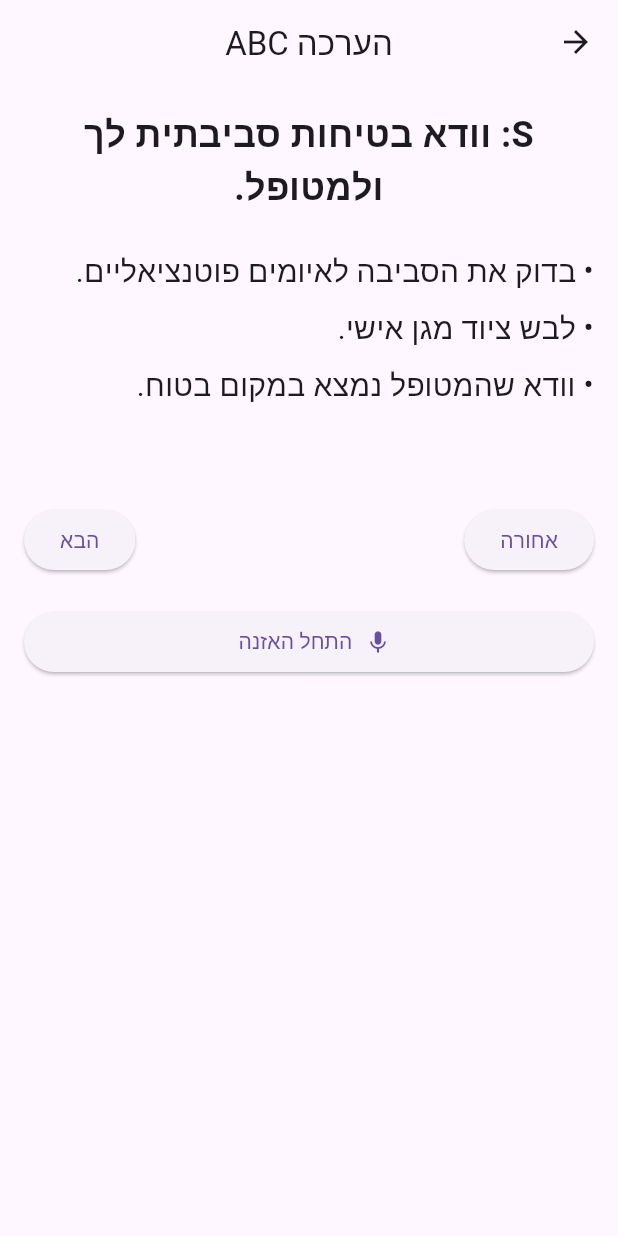
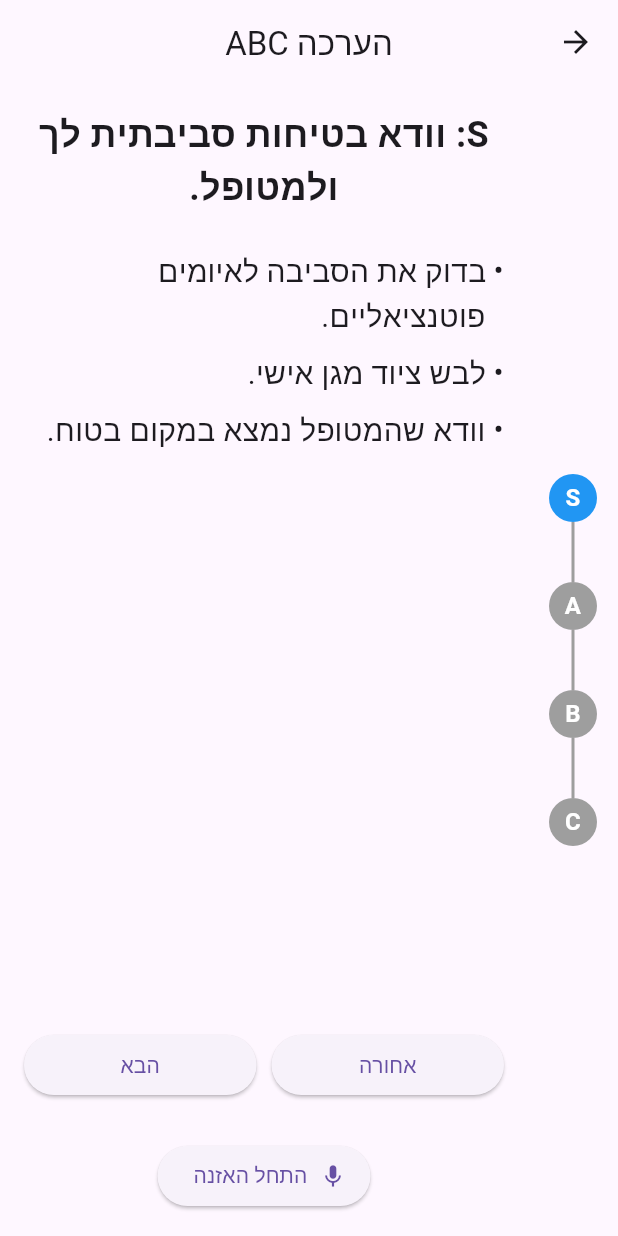
Before and after one commit to Dakwin/Healix, a Flutter app: the ABCAssessmentScreen screen opened directly, on a phone screen of 412 x 824 dp. Run offline on Flutter 3.47's test engine with Material 3 defaults, Android fonts, the phone set to English and light mode, and no system bars; our stand-ins replace permission_handler, speech_to_text.

Commit message:
add side bar with the steps

```diff
--- a/lib/abc_assessment.dart
+++ b/lib/abc_assessment.dart
@@ -203,13 +203,70 @@ class ABCAssessmentScreenState extends State<ABCAssessmentScreen> {
         appBar: AppBar(
           title: Text(
             'הערכה ABC',
-            textAlign: TextAlign.center, // Center the AppBar title
+            textAlign: TextAlign.center,
           ),
-          centerTitle: true, // Ensure the title is centered
+          centerTitle: true,
         ),
-        body: Padding(
+        body: Row(
+          children: [
+            // Side bar (stepper) remains on the right side
+            Container(
+              width: 60,
+              child: Column(
+                mainAxisAlignment: MainAxisAlignment.center,
+                children: steps.asMap().entries.map((entry) {
+                  int index = entry.key;
+                  Map<String, dynamic> step = entry.value;
+                  String stepLetter = step['title'].split(':')[0]; // Extract 'S', 'A', 'B', 'C'
+
+                  bool isActive = index == currentStep;
+                  bool isCompleted = index < currentStep;
+
+                  return Column(
+                    children: [
+                      GestureDetector(
+                        onTap: () {
+                          setState(() {
+                            currentStep = index;
+                            _voiceInput = '';
+                            print('Moved to step $currentStep via side bar');
+                          });
+                        },
+                        child: CircleAvatar(
+                          radius: 16,
+                          backgroundColor: isActive
+                              ? Colors.blue
+                              : isCompleted ? Colors.green : Colors.grey,
+                          child: Text(
+                            stepLetter,
+                            style: TextStyle(
+                              color: Colors.white,
+                              fontWeight: FontWeight.bold,
+                            ),
+                          ),
+                        ),
+                      ),
+                      if (index != steps.length - 1)
+                        Container(
+                          height: 40,
+                          width: 2,
+                          color: Colors.grey,
+                        ),
+                    ],
+                  );
+                }).toList(),
+              ),
+            ),
+            // Main content and buttons
+            Expanded(
+              child: Column(
+                children: [
+                  // Main content with scrolling
+                  Expanded(
+                    child: Padding(
                       padding: const EdgeInsets.all(16.0),
-          child: ListView(
+                      child: SingleChildScrollView(
+                        child: Column(
                           children: [
                             Text(
                               title,
@@ -217,7 +274,7 @@ class ABCAssessmentScreenState extends State<ABCAssessmentScreen> {
                                 fontSize: 24.0,
                                 fontWeight: FontWeight.bold,
                               ),
-                textAlign: TextAlign.center, // Center the title text
+                              textAlign: TextAlign.center,
                             ),
                             const SizedBox(height: 20.0),
                             Column(
@@ -236,7 +293,7 @@ class ABCAssessmentScreenState extends State<ABCAssessmentScreen> {
                                         child: Text(
                                           instruction,
                                           style: TextStyle(fontSize: 20.0),
-                            textAlign: TextAlign.right, // Right-align instructions
+                                          textAlign: TextAlign.right,
                                         ),
                                       ),
                                     ],
@@ -249,34 +306,57 @@ class ABCAssessmentScreenState extends State<ABCAssessmentScreen> {
                               Text(
                                 'קלט קולי: $_voiceInput',
                                 style: const TextStyle(fontSize: 16.0),
-                  textAlign: TextAlign.right, // Right-align voice input text
+                                textAlign: TextAlign.right,
                               ),
-              const SizedBox(height: 40.0),
+                          ],
+                        ),
+                      ),
+                    ),
+                  ),
+                  // Buttons at the bottom
+                  Padding(
+                    padding: const EdgeInsets.symmetric(horizontal: 16.0),
+                    child: Column(
+                      children: [
                         Row(
-                mainAxisAlignment: MainAxisAlignment.spaceBetween,
                           children: [
-                  ElevatedButton(
+                            Expanded(
+                              child: ElevatedButton(
                                 onPressed: previousStep,
                                 child: const Text('אחורה'),
                               ),
-                  ElevatedButton(
+                            ),
+                            const SizedBox(width: 10),
+                            Expanded(
+                              child: ElevatedButton(
                                 onPressed: nextStep,
                                 child: const Text('הבא'),
                               ),
+                            ),
                           ],
                         ),
-              const SizedBox(height: 20.0),
-              ElevatedButton.icon(
+                        // Spacer to push 'התחל האזנה' to the bottom
+                        const SizedBox(height: 10),
+                      ],
+                    ),
+                  ),
+                  // 'התחל האזנה' button at the very bottom
+                  Padding(
+                    padding: const EdgeInsets.all(16.0),
+                    child: ElevatedButton.icon(
                       onPressed: _isListening ? _stopListening : _startListening,
                       icon: Icon(_isListening ? Icons.mic_off : Icons.mic),
                       label: Text(
                         _isListening ? 'הפסק האזנה' : 'התחל האזנה',
-                  textAlign: TextAlign.right, // Right-align button text
+                        textAlign: TextAlign.right,
+                      ),
                     ),
                   ),
                 ],
               ),
             ),
+          ],
+        ),
       ),
     );
   }
```
Lines whose indentation alone changed are shown as unchanged.
